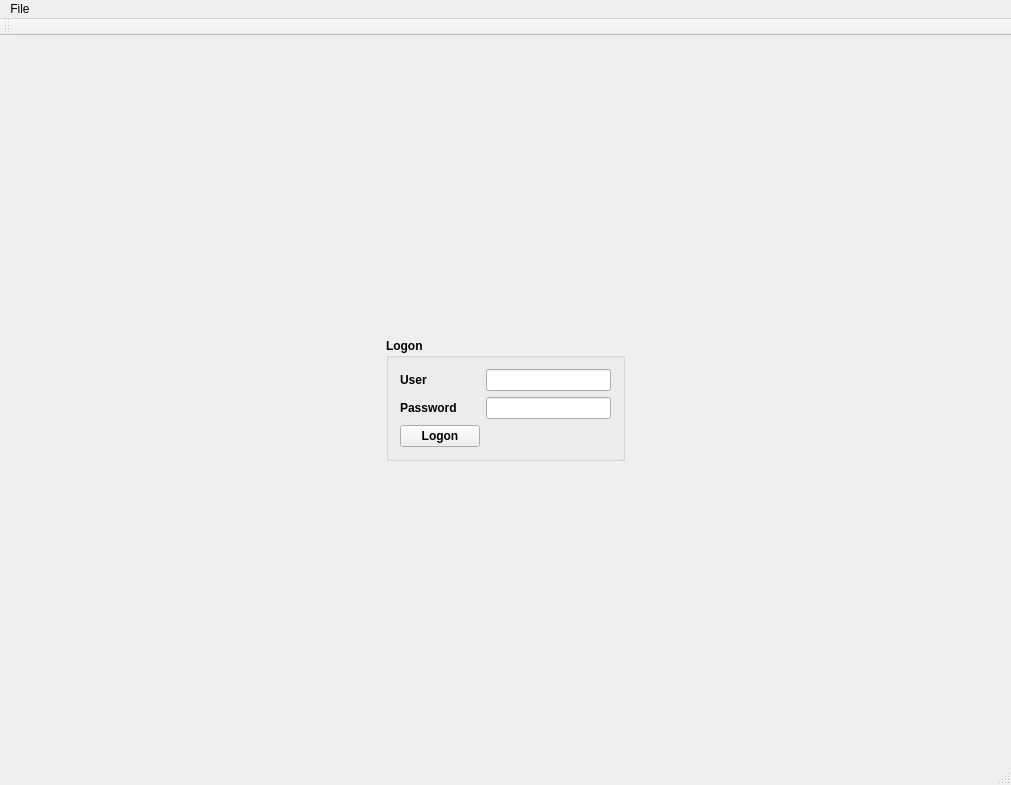
Before: the Qt Designer form QtOub/qtoub.ui in jaespo/QtOub, drawn with Qt 5.
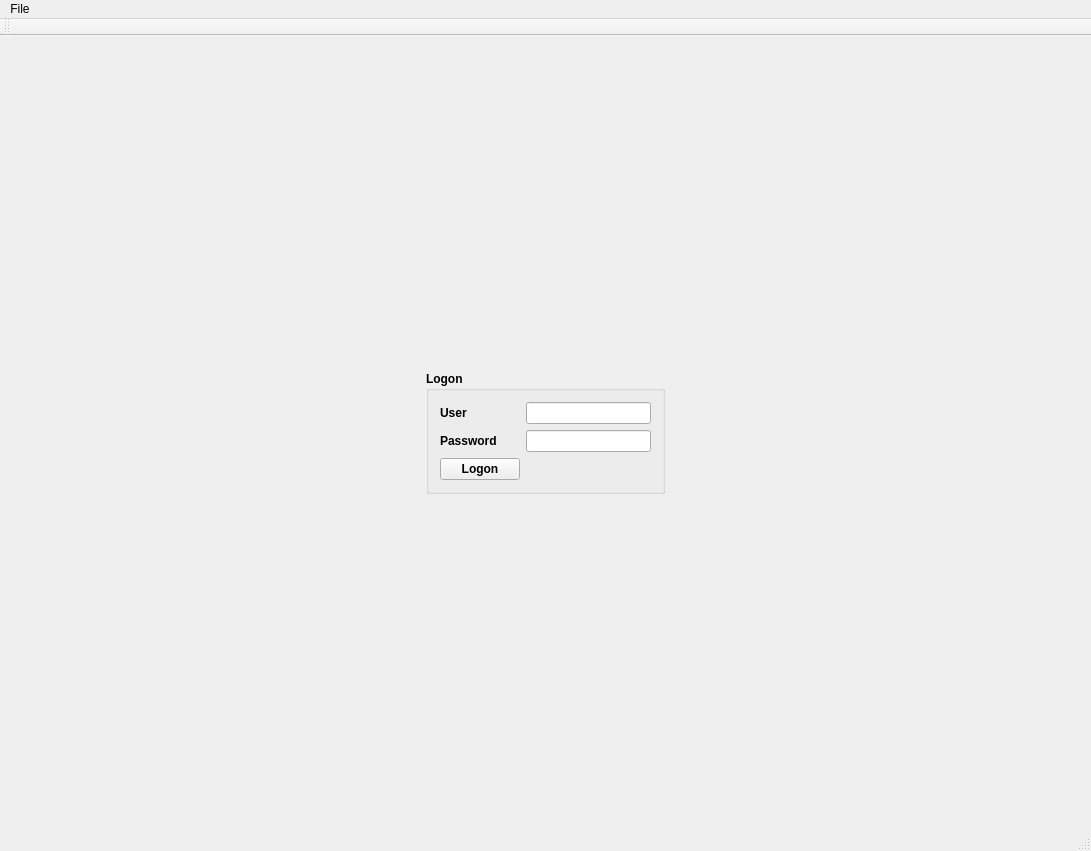
After: the same form once the commit is applied. Icons and pictures are not drawn.

Patch:
```diff
--- a/QtOub/qtoub.ui
+++ b/QtOub/qtoub.ui
@@ -6,8 +6,8 @@
    <rect>
     <x>0</x>
     <y>0</y>
-    <width>1011</width>
-    <height>785</height>
+    <width>1091</width>
+    <height>851</height>
    </rect>
   </property>
   <property name="sizePolicy">
@@ -133,7 +133,7 @@
     <rect>
      <x>0</x>
      <y>0</y>
-     <width>1011</width>
+     <width>1091</width>
      <height>21</height>
     </rect>
    </property>
```
Left out of the diff: 27 changed lines with no effect on the pictures.
